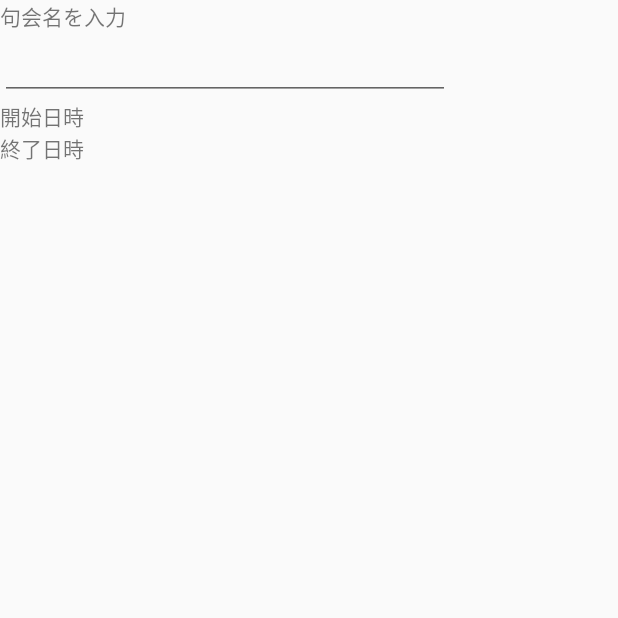
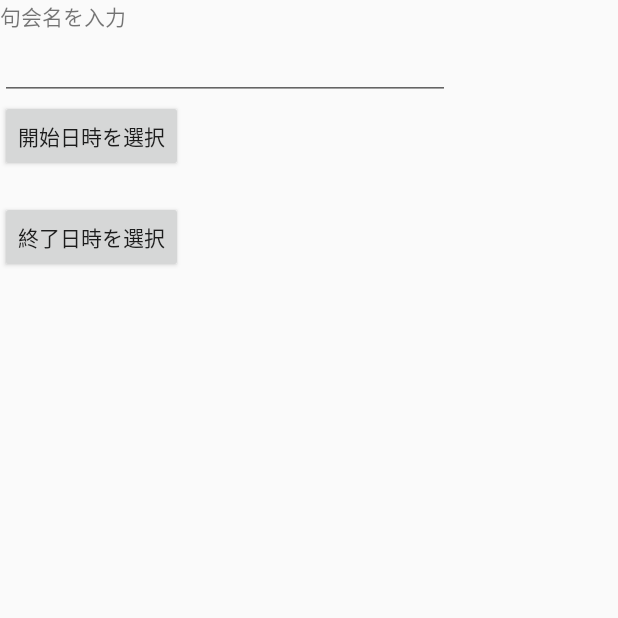
Before and after one commit to AsazuTaiga/Kuawase, an Android app: the MainActivity screen opened directly, with no data from a screen before it, after a tap on "親モード", on a phone screen of 412 x 824 dp, the top half of it. Run offline under Robolectric (Android 15) with nearby library versions, the phone set to English and light mode, and no system bars.

Commit message:
WIP: How to implement DialogFragment in MVVM?

```diff
--- a/presentation/src/main/java/com/kuawase/kuawase/screen/haikusubmit/HaikuSubmitFragment.java
+++ b/presentation/src/main/java/com/kuawase/kuawase/screen/haikusubmit/HaikuSubmitFragment.java
@@ -53,7 +53,7 @@ public class HaikuSubmitFragment extends Fragment {
     @Override
     public void onActivityCreated(@Nullable Bundle savedInstanceState) {
         super.onActivityCreated(savedInstanceState);
-        FragmentActivity parentActivity = getActivity();
+        final FragmentActivity parentActivity = getActivity();
         Objects.requireNonNull(parentActivity);
         viewModel = ViewModelProviders.of(parentActivity).get(HaikuSubmitViewModel.class);
 
--- a/presentation/src/main/java/com/kuawase/kuawase/screen/haikusubmit/HaikuSubmitViewModel.java
+++ b/presentation/src/main/java/com/kuawase/kuawase/screen/haikusubmit/HaikuSubmitViewModel.java
@@ -23,7 +23,7 @@ public class HaikuSubmitViewModel extends ViewModel {
     }
 
     void onSubmitButtonClick(@NonNull String haiku, @NonNull String author) {
-        String[] strings = {haiku, author};
+        final String[] strings = {haiku, author};
         submitHaiku.setValue(new Event<>(strings));
     }
 }
--- a/presentation/src/main/java/com/kuawase/kuawase/screen/kukaiinput/KukaiInputFragment.java
+++ b/presentation/src/main/java/com/kuawase/kuawase/screen/kukaiinput/KukaiInputFragment.java
@@ -1,9 +1,12 @@
 package com.kuawase.kuawase.screen.kukaiinput;
 
+import android.app.DatePickerDialog;
 import android.os.Bundle;
 import android.view.LayoutInflater;
 import android.view.View;
 import android.view.ViewGroup;
+import android.widget.Button;
+import android.widget.EditText;
 
 import androidx.annotation.NonNull;
 import androidx.annotation.Nullable;
@@ -11,10 +14,20 @@ import androidx.fragment.app.Fragment;
 import androidx.lifecycle.ViewModelProviders;
 
 import com.kuawase.kuawase.R;
+import com.kuawase.kuawase.utility.SelectDateFragment;
 
 public class KukaiInputFragment extends Fragment {
+    @Nullable
+    private KukaiInputViewModel viewModel;
 
-    private KukaiInputViewModel mViewModel;
+    @Nullable
+    private EditText kukaiNameEdit;
+
+    @Nullable
+    private Button startDateButton;
+
+    @Nullable
+    private Button endDateButton;
 
     public static KukaiInputFragment newInstance() {
         return new KukaiInputFragment();
@@ -27,10 +40,19 @@ public class KukaiInputFragment extends Fragment {
     }
 
     @Override
+    public void onViewCreated(@NonNull View view, @Nullable Bundle savedInstanceState) {
+        super.onViewCreated(view, savedInstanceState);
+
+        kukaiNameEdit = view.findViewById(R.id.kukai_name_edit);
+        startDateButton = view.findViewById(R.id.start_date_button);
+        endDateButton = view.findViewById(R.id.end_date_button);
+    }
+
+    @Override
     public void onActivityCreated(@Nullable Bundle savedInstanceState) {
         super.onActivityCreated(savedInstanceState);
-        mViewModel = ViewModelProviders.of(this).get(KukaiInputViewModel.class);
-        // TODO: Use the ViewModel
+        viewModel = ViewModelProviders.of(this).get(KukaiInputViewModel.class);
+
     }
 
 }
--- a/presentation/src/main/java/com/kuawase/kuawase/screen/kukaiinput/KukaiInputViewModel.java
+++ b/presentation/src/main/java/com/kuawase/kuawase/screen/kukaiinput/KukaiInputViewModel.java
@@ -1,8 +1,15 @@
 package com.kuawase.kuawase.screen.kukaiinput;
 
 import androidx.annotation.NonNull;
+import androidx.annotation.Nullable;
+import androidx.lifecycle.LiveData;
 import androidx.lifecycle.MutableLiveData;
 import androidx.lifecycle.ViewModel;
+
+import com.kuawase.kuawase.utility.Event;
+import com.kuawase.kuawase.utility.SelectDateFragment;
+import com.kuawase.model.KukaiInfo;
+import com.kuawase.model.KukaiInfoDataSource;
 
 import java.util.Date;
 
@@ -15,4 +22,10 @@ public class KukaiInputViewModel extends ViewModel {
 
     @NonNull
     private final MutableLiveData<Date> endDate = new MutableLiveData<>();
+
+    @Nullable
+    private final MutableLiveData<Event<KukaiInfo>> kukaiInfo = null;
+
+    @Nullable
+    private final KukaiInfoDataSource kukaiInfoDataSource = null;
 }
--- a/presentation/src/main/res/layout/kukai_input_fragment.xml
+++ b/presentation/src/main/res/layout/kukai_input_fragment.xml
@@ -19,14 +19,24 @@
         android:inputType="text"
         tools:ignore="Autofill" />
 
-    <TextView
+    <Button
+        android:id="@+id/start_date_button"
         android:layout_width="wrap_content"
         android:layout_height="wrap_content"
-        android:text="開始日時" />
+        android:text="開始日時を選択"/>
 
     <TextView
         android:layout_width="wrap_content"
+        android:layout_height="wrap_content" />
+
+    <Button
+        android:id="@+id/end_date_button"
+        android:layout_width="wrap_content"
         android:layout_height="wrap_content"
-        android:text="終了日時" />
+        android:text="終了日時を選択"/>
+
+    <TextView
+        android:layout_width="wrap_content"
+        android:layout_height="wrap_content" />
 
 </LinearLayout>
```
Also changed, not shown: presentation/src/main/java/com/kuawase/kuawase/utility/SelectDateFragment.java (added, +43 -0 lines).
